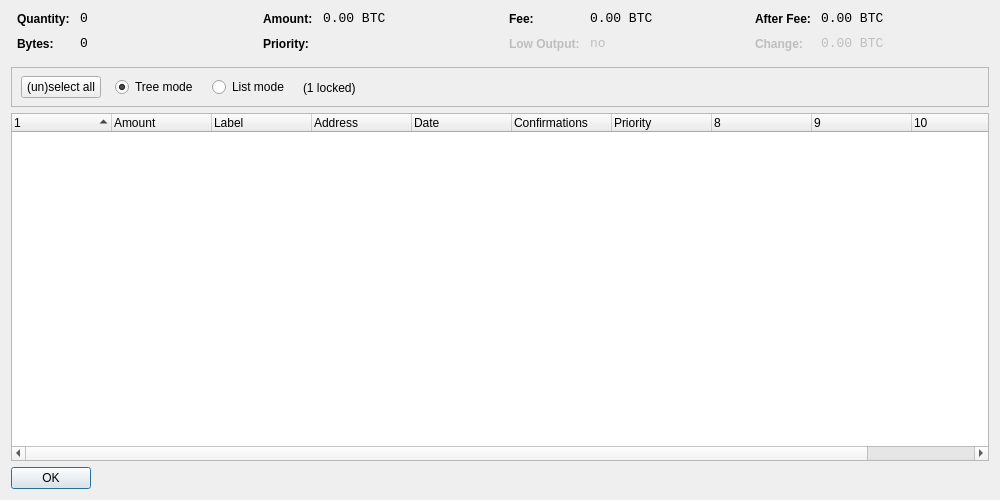
This is src/qt/forms/coincontroldialog.ui in GOSTSec/gostcoin as Qt 5 draws it before an edit. The edited form follows.
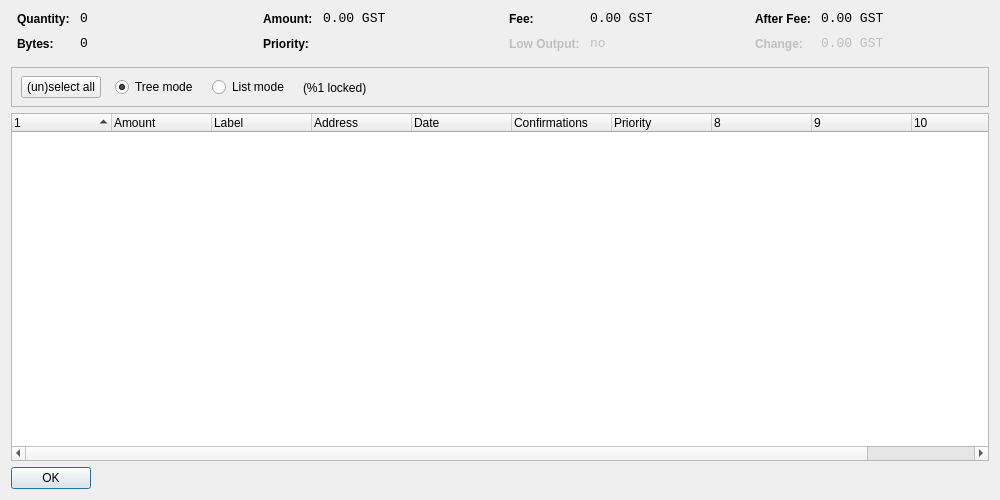
This is the edited form. Custom widgets are drawn as their Qt base class.

```diff
--- a/src/qt/forms/coincontroldialog.ui
+++ b/src/qt/forms/coincontroldialog.ui
@@ -141,7 +141,7 @@
           <enum>Qt::ActionsContextMenu</enum>
          </property>
          <property name="text">
-          <string notr="true">0.00 BTC</string>
+          <string notr="true">0.00 GST</string>
          </property>
          <property name="textInteractionFlags">
           <set>Qt::LinksAccessibleByMouse|Qt::TextSelectableByKeyboard|Qt::TextSelectableByMouse</set>
@@ -221,7 +221,7 @@
           <enum>Qt::ActionsContextMenu</enum>
          </property>
          <property name="text">
-          <string notr="true">0.00 BTC</string>
+          <string notr="true">0.00 GST</string>
          </property>
          <property name="textInteractionFlags">
           <set>Qt::LinksAccessibleByMouse|Qt::TextSelectableByKeyboard|Qt::TextSelectableByMouse</set>
@@ -307,7 +307,7 @@
           <enum>Qt::ActionsContextMenu</enum>
          </property>
          <property name="text">
-          <string notr="true">0.00 BTC</string>
+          <string notr="true">0.00 GST</string>
          </property>
          <property name="textInteractionFlags">
           <set>Qt::LinksAccessibleByMouse|Qt::TextSelectableByKeyboard|Qt::TextSelectableByMouse</set>
@@ -345,7 +345,7 @@
           <enum>Qt::ActionsContextMenu</enum>
          </property>
          <property name="text">
-          <string notr="true">0.00 BTC</string>
+          <string notr="true">0.00 GST</string>
          </property>
          <property name="textInteractionFlags">
           <set>Qt::LinksAccessibleByMouse|Qt::TextSelectableByKeyboard|Qt::TextSelectableByMouse</set>
@@ -428,7 +428,7 @@
        <item>
         <widget class="QLabel" name="labelLocked">
          <property name="text">
-          <string>(1 locked)</string>
+          <string>(%1 locked)</string>
          </property>
         </widget>
        </item>
```
Left out of the diff: 2 changed lines with no effect on the pictures.
